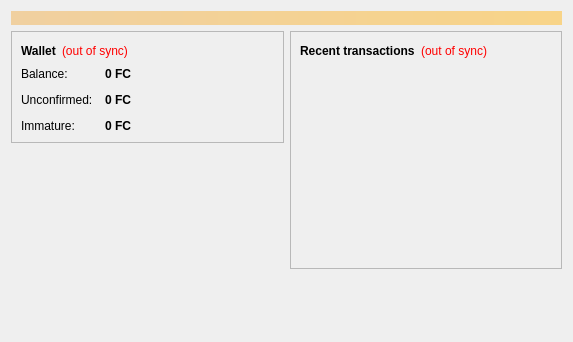
This is src/qt/forms/overviewpage.ui in gjhiggins/fuguecoin as Qt 5 draws it before an edit. The edited form follows.
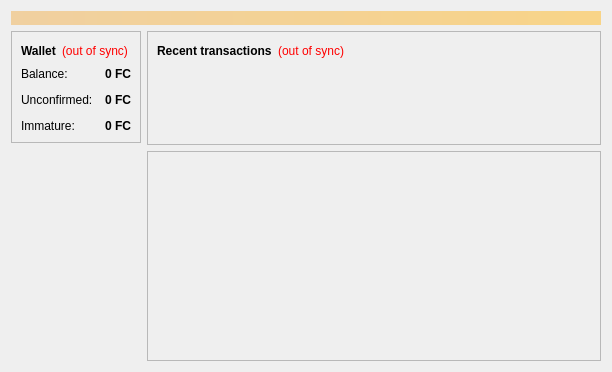
This is the edited form. Custom widgets are drawn as their Qt base class.

Commit message: refurbish graphics, update, repair, extend.

What changed in the file:
```diff
--- a/src/qt/forms/overviewpage.ui
+++ b/src/qt/forms/overviewpage.ui
@@ -290,12 +290,60 @@
          </property>
         </spacer>
        </item>
+       <item>
+        <widget class="QFrame" name="workplotframe">
+         <property name="frameShape">
+          <enum>QFrame::StyledPanel</enum>
+         </property>
+         <property name="frameShadow">
+          <enum>QFrame::Raised</enum>
+         </property>
+         <layout class="QVBoxLayout" name="verticalLayout_31">
+          <property name="leftMargin">
+           <number>1</number>
+          </property>
+          <property name="topMargin">
+           <number>1</number>
+          </property>
+          <property name="rightMargin">
+           <number>1</number>
+          </property>
+          <property name="bottomMargin">
+           <number>1</number>
+          </property>
+          <item>
+           <layout class="QHBoxLayout" name="horizontalLayout_3">
+            <item>
+             <widget class="QCustomPlot" name="workplot" native="true">
+              <property name="minimumSize">
+               <size>
+                <width>450</width>
+                <height>206</height>
+               </size>
+              </property>
+             </widget>
+            </item>
+           </layout>
+          </item>
+         </layout>
+        </widget>
+       </item>
       </layout>
      </item>
     </layout>
    </item>
   </layout>
  </widget>
- <resources/>
+ <customwidgets>
+  <customwidget>
+   <class>QCustomPlot</class>
+   <extends>QWidget</extends>
+   <header>qt/qcustomplot.h</header>
+   <container>1</container>
+  </customwidget>
+ </customwidgets>
+ <resources>
+  <include location="../bitcoin.qrc"/>
+ </resources>
  <connections/>
 </ui>
```
The commit also changes 137 other files.
